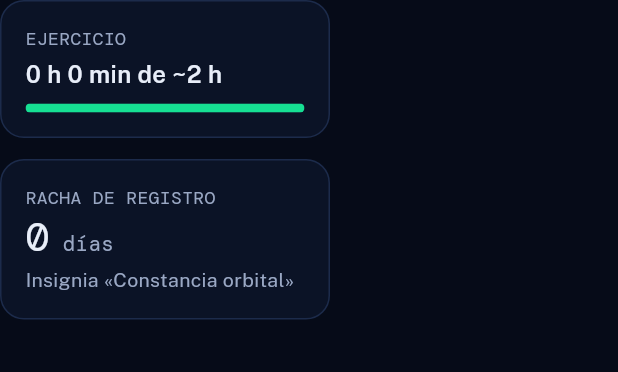
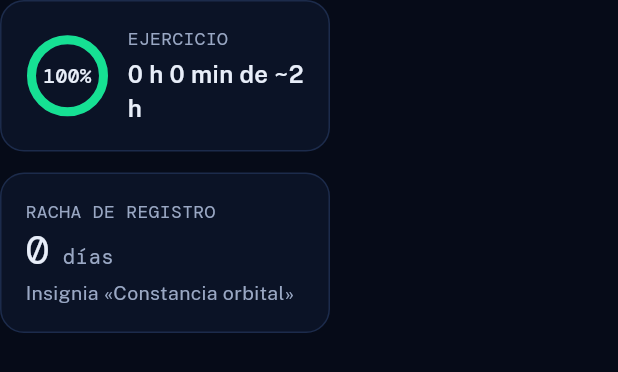
Before and after one commit to YaelTriana/STARDUSTCRUSADERS_OuterSpaceMonitoring, a Flutter app: the _TaskRow widget shown alone on an empty page, opened directly with empty values, on a phone screen of 412 x 824 dp. Shown: the top 372 px of the screen. Run offline on Flutter 3.47's test engine with Material 3 defaults, Android fonts, the phone set to English and light mode, and no system bars; our stand-ins replace google_fonts; missing offline and left inert: serious_python; network calls fail.

Commit message:
diseño: pulido de gráficas
Co-Authored-By: Claude Sonnet 5 <noreply@anthropic.com>

```diff
--- a/app/lib/screens/dashboard_screen.dart
+++ b/app/lib/screens/dashboard_screen.dart
@@ -1,3 +1,5 @@
+import 'dart:math' as math;
+
 import 'package:flutter/material.dart';
 
 import '../app_state.dart';
@@ -240,6 +242,52 @@ class _SystemDetail extends StatelessWidget {
   }
 }
 
+/// "Ejercicio" como anillo de progreso (decorativo); el texto con el valor
+/// (arriba) sigue siendo la fuente accesible, no el dibujo.
+class _ProgressRing extends StatelessWidget {
+  const _ProgressRing({required this.value});
+  final double value;
+  static const _size = 56.0;
+
+  @override
+  Widget build(BuildContext context) => ExcludeSemantics(
+        child: SizedBox(
+          width: _size,
+          height: _size,
+          child: CustomPaint(
+            painter: _RingPainter(value.clamp(0.0, 1.0)),
+            child: Center(child: Text('${(value.clamp(0.0, 1.0) * 100).round()}%', style: mono(size: 13, weight: FontWeight.w600))),
+          ),
+        ),
+      );
+}
+
+class _RingPainter extends CustomPainter {
+  _RingPainter(this.value);
+  final double value;
+
+  @override
+  void paint(Canvas canvas, Size size) {
+    final center = size.center(Offset.zero);
+    final radius = size.width / 2 - 4;
+    canvas.drawCircle(center, radius, Paint()..color = VColors.border..style = PaintingStyle.stroke..strokeWidth = 6);
+    canvas.drawArc(
+      Rect.fromCircle(center: center, radius: radius),
+      -math.pi / 2,
+      2 * math.pi * value,
+      false,
+      Paint()
+        ..color = VColors.nominal
+        ..style = PaintingStyle.stroke
+        ..strokeWidth = 6
+        ..strokeCap = StrokeCap.round,
+    );
+  }
+
+  @override
+  bool shouldRepaint(_RingPainter old) => old.value != value;
+}
+
 /// Las mediciones del sistema en una sola tarjeta, divididas en celdas por
 /// líneas finas (no tarjetas sueltas): cifra grande + unidad + base con la
 /// forma y la palabra del estado. En angosto (<700) pasa a columna.
@@ -365,15 +413,17 @@ class _TaskRow extends StatelessWidget {
           Text('${other['title']}', style: const TextStyle(fontWeight: FontWeight.w600, fontSize: VType.body)),
           Text('${other['detail']}', style: const TextStyle(fontSize: VType.label, color: VColors.muted)),
         ])),
-      card(Column(crossAxisAlignment: CrossAxisAlignment.start, children: [
-        Text(l.exerciseLabel, style: mono(size: 12, color: VColors.muted)),
-        const SizedBox(height: 4),
-        Text(l.exerciseProgress(dashboard.exerciseDone ~/ 60, dashboard.exerciseDone % 60),
-            style: const TextStyle(fontWeight: FontWeight.w600, fontSize: VType.body)),
-        const SizedBox(height: 8),
-        ClipRRect(
-          borderRadius: BorderRadius.circular(3),
-          child: LinearProgressIndicator(value: ratio, minHeight: 6, backgroundColor: VColors.border, color: VColors.nominal),
+      card(Row(crossAxisAlignment: CrossAxisAlignment.center, children: [
+        _ProgressRing(value: ratio),
+        const SizedBox(width: 12),
+        Expanded(
+          child: Column(mainAxisSize: MainAxisSize.min, crossAxisAlignment: CrossAxisAlignment.start, children: [
+            Text(l.exerciseLabel, style: mono(size: 12, color: VColors.muted)),
+            const SizedBox(height: 4),
+            // Texto del valor conservado para accesibilidad (el anillo es decorativo).
+            Text(l.exerciseProgress(dashboard.exerciseDone ~/ 60, dashboard.exerciseDone % 60),
+                style: const TextStyle(fontWeight: FontWeight.w600, fontSize: VType.body)),
+          ]),
         ),
       ])),
       // Racha amable: premia la constancia, nunca castiga.
```
Also changed, not shown: app/lib/widgets/trend_chart.dart (+31 -8 lines), 2 other files.
